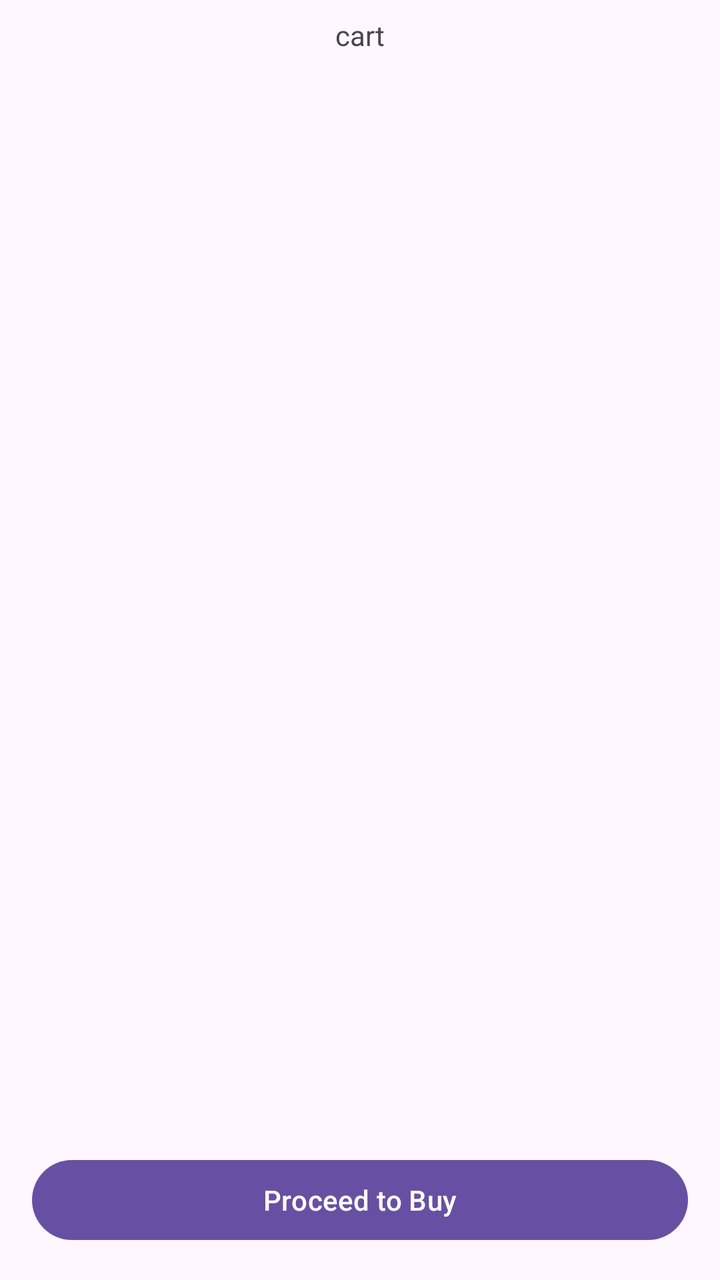
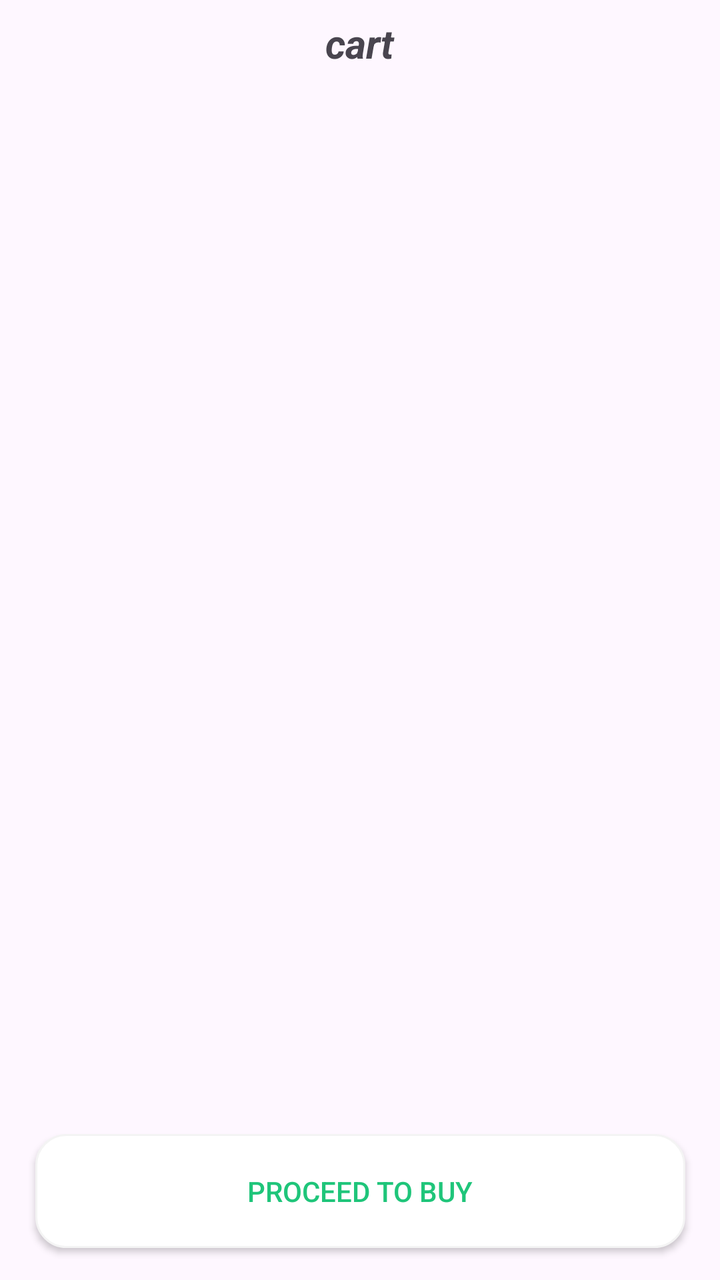

The first picture is an Android layout as it rendered before a commit; the second is the same layout after the commit. The layout source and the unified diff follow.
<!-- AndroidManifest.xml: application theme Theme.FoodOrderingApp -->
<!-- res/layout/fragment_cart.xml -->
<?xml version="1.0" encoding="utf-8"?>
<androidx.constraintlayout.widget.ConstraintLayout xmlns:android="http://schemas.android.com/apk/res/android"
    xmlns:app="http://schemas.android.com/apk/res-auto"
    xmlns:tools="http://schemas.android.com/tools"
    android:layout_width="match_parent"
    android:layout_height="match_parent"
    tools:context=".Fragment.CartFragment">

    <TextView
        android:id="@+id/textView24"
        android:layout_width="wrap_content"
        android:layout_height="wrap_content"
        android:layout_margin="8dp"
        android:text="cart"
        app:layout_constraintEnd_toEndOf="parent"
        app:layout_constraintStart_toStartOf="parent"
        app:layout_constraintTop_toTopOf="parent" />

    <androidx.recyclerview.widget.RecyclerView
        android:id="@+id/cartRecyclerView"
        android:layout_width="0dp"
        android:layout_height="0dp"
        android:layout_marginTop="8dp"
        android:layout_marginBottom="16dp"
        app:layout_constraintBottom_toTopOf="@+id/button7"
        app:layout_constraintEnd_toEndOf="parent"
        app:layout_constraintStart_toStartOf="parent"
        app:layout_constraintTop_toBottomOf="@+id/textView24" />

    <Button
        android:id="@+id/button7"
        android:layout_width="0dp"
        android:layout_height="wrap_content"
        android:layout_margin="16dp"
        android:layout_marginBottom="8dp"
        android:text="Proceed to Buy"
        app:layout_constraintBottom_toBottomOf="parent"
        app:layout_constraintEnd_toEndOf="parent"
        app:layout_constraintStart_toStartOf="parent" />

</androidx.constraintlayout.widget.ConstraintLayout>
<!-- resources referenced by this layout -->
<resources>
  <style name="Theme.FoodOrderingApp" parent="Base.Theme.FoodOrderingApp" />
  <style name="Base.Theme.FoodOrderingApp" parent="Theme.Material3.DayNight.NoActionBar">
          
          
      </style>
</resources>

<!-- the commit's change to res/layout/fragment_cart.xml (unified diff, before → after) -->
@@ -11,7 +11,10 @@
         android:layout_width="wrap_content"
         android:layout_height="wrap_content"
         android:layout_margin="8dp"
+        android:textSize="20dp"
         android:text="cart"
+        android:textStyle="bold|italic"
+
         app:layout_constraintEnd_toEndOf="parent"
         app:layout_constraintStart_toStartOf="parent"
         app:layout_constraintTop_toTopOf="parent" />
@@ -27,13 +30,15 @@
         app:layout_constraintStart_toStartOf="parent"
         app:layout_constraintTop_toBottomOf="@+id/textView24" />
 
-    <Button
+    <androidx.appcompat.widget.AppCompatButton
         android:id="@+id/button7"
-        android:layout_width="0dp"
-        android:layout_height="wrap_content"
+        android:layout_width="325dp"
+        android:layout_height="57dp"
         android:layout_margin="16dp"
         android:layout_marginBottom="8dp"
         android:text="Proceed to Buy"
+        android:textColor="@color/textColor"
+        android:background="@drawable/proceedbutonshape"
         app:layout_constraintBottom_toBottomOf="parent"
         app:layout_constraintEnd_toEndOf="parent"
         app:layout_constraintStart_toStartOf="parent" />
<!-- resource entries referenced after the edit -->
@@ -1,6 +1,16 @@
 <!-- resources referenced by this layout -->
 <resources>
+  <color name="textColor">#1FC57A</color>
+  <!-- drawable proceedbutonshape (drawable) -->
+  <?xml version="1.0" encoding="utf-8"?>
+  <shape xmlns:android="http://schemas.android.com/apk/res/android">
+  <solid android:color="@color/white" />
+      <stroke android:color="#f4f4f4" android:width="1dp"/>
+      <corners android:radius="15dp"/>
+  
+  </shape>
   <style name="Theme.FoodOrderingApp" parent="Base.Theme.FoodOrderingApp" />
+  <color name="white">#FFFFFFFF</color>
   <style name="Base.Theme.FoodOrderingApp" parent="Theme.Material3.DayNight.NoActionBar">
           
           
